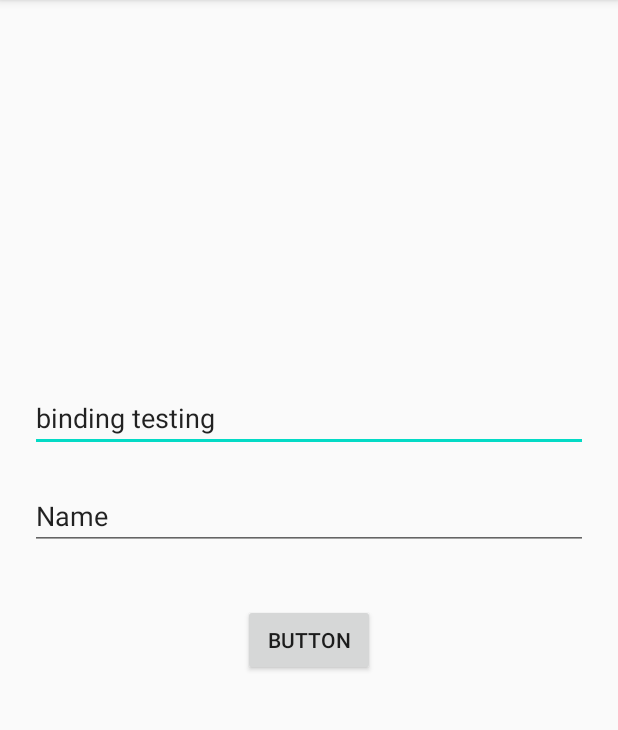
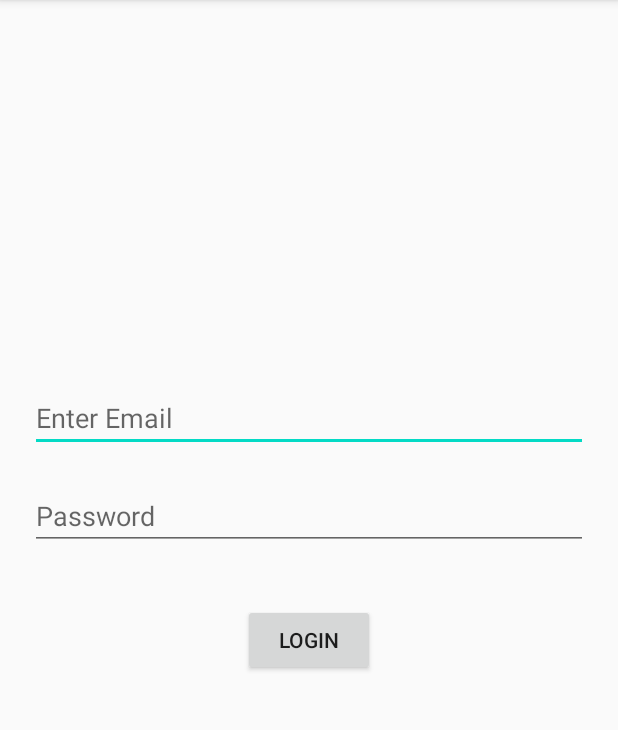
Before and after one commit to masum43/Android_MVVM_Basic, an Android app: the screen it shows after launch (MainActivity), on a phone screen of 412 x 824 dp, the part 84-814 px from its top. Run offline under Robolectric (Android 15) with nearby library versions, the phone set to English and light mode, and no system bars; our stand-ins replace data binding; 1 statement that could not run was skipped.

Commit message:
MVVM basic - Java

```diff
--- a/app/build.gradle
+++ b/app/build.gradle
@@ -34,5 +34,4 @@ dependencies {
     testImplementation 'junit:junit:4.12'
     androidTestImplementation 'androidx.test.ext:junit:1.1.2'
     androidTestImplementation 'androidx.test.espresso:espresso-core:3.3.0'
-
 }
--- a/app/src/main/AndroidManifest.xml
+++ b/app/src/main/AndroidManifest.xml
@@ -9,7 +9,7 @@
         android:roundIcon="@mipmap/ic_launcher_round"
         android:supportsRtl="true"
         android:theme="@style/AppTheme">
-        <activity android:name=".MainActivity">
+        <activity android:name=".view.MainActivity">
             <intent-filter>
                 <action android:name="android.intent.action.MAIN" />
 
--- a/app/src/main/java/com/example/mvvmbasics/MainActivity.java
+++ /dev/null
@@ -1,21 +0,0 @@
-package com.example.mvvmbasics;
-
-import androidx.appcompat.app.AppCompatActivity;
-
-import android.os.Bundle;
-
-import com.example.mvvmbasics.databinding.ActivityMainBinding;
-
-public class MainActivity extends AppCompatActivity {
-
-    ActivityMainBinding binding;
-
-    @Override
-    protected void onCreate(Bundle savedInstanceState) {
-        super.onCreate(savedInstanceState);
-        binding = ActivityMainBinding.inflate(getLayoutInflater());
-        setContentView(binding.getRoot());
-
-        binding.editTextTextPersonName.setText("binding testing");
-    }
-}
--- /dev/null
+++ b/app/src/main/java/com/example/mvvmbasics/model/User.java
@@ -0,0 +1,32 @@
+package com.example.mvvmbasics.model;
+
+
+public class User {
+    private String email;
+    private String password;
+
+    public User(String email, String password) {
+        this.email = email;
+        this.password = password;
+    }
+
+    public void setEmail(String email) {
+        this.email = email;
+    }
+
+
+    public String getEmail() {
+        return email;
+    }
+
+    public void setPassword(String password) {
+        this.password = password;
+    }
+
+
+    public String getPassword() {
+        return password;
+    }
+
+
+}
--- /dev/null
+++ b/app/src/main/java/com/example/mvvmbasics/view/MainActivity.java
@@ -0,0 +1,34 @@
+package com.example.mvvmbasics.view;
+
+
+import android.os.Bundle;
+import android.view.View;
+import android.widget.Toast;
+
+import androidx.appcompat.app.AppCompatActivity;
+import androidx.databinding.BindingAdapter;
+import androidx.databinding.DataBindingUtil;
+
+import com.example.mvvmbasics.R;
+import com.example.mvvmbasics.databinding.ActivityMainBinding;
+import com.example.mvvmbasics.viewmodel.LoginViewModel;
+
+
+public class MainActivity extends AppCompatActivity {
+
+    @Override
+    protected void onCreate(Bundle savedInstanceState) {
+        super.onCreate(savedInstanceState);
+        ActivityMainBinding activityMainBinding = DataBindingUtil.setContentView(this, R.layout.activity_main);
+        activityMainBinding.setViewModel(new LoginViewModel());
+
+        activityMainBinding.executePendingBindings();
+
+    }
+
+    @BindingAdapter({"toastMessage"})
+    public static void runMe(View view, String message) {
+        if (message != null)
+            Toast.makeText(view.getContext(), message, Toast.LENGTH_SHORT).show();
+    }
+}
--- /dev/null
+++ b/app/src/main/java/com/example/mvvmbasics/viewmodel/LoginViewModel.java
@@ -0,0 +1,69 @@
+package com.example.mvvmbasics.viewmodel;
+
+import android.text.TextUtils;
+import android.util.Patterns;
+
+import androidx.databinding.BaseObservable;
+import androidx.databinding.Bindable;
+import androidx.databinding.library.baseAdapters.BR;
+
+import com.example.mvvmbasics.model.User;
+
+public class LoginViewModel extends BaseObservable {
+    private User user;
+
+
+    private String successMessage = "Login was successful";
+    private String errorMessage = "Email or Password not valid";
+
+    @Bindable
+    private String toastMessage = null;
+
+
+    public String getToastMessage() {
+        return toastMessage;
+    }
+
+
+    private void setToastMessage(String toastMessage) {
+
+        this.toastMessage = toastMessage;
+        notifyPropertyChanged(BR.toastMessage);
+    }
+
+
+    public void setUserEmail(String email) {
+        user.setEmail(email);
+        notifyPropertyChanged(BR.userEmail);
+    }
+
+    @Bindable
+    public String getUserEmail() {
+        return user.getEmail();
+    }
+
+    @Bindable
+    public String getUserPassword() {
+        return user.getPassword();
+    }
+
+    public void setUserPassword(String password) {
+        user.setPassword(password);
+        notifyPropertyChanged(BR.userPassword);
+    }
+
+    public LoginViewModel() {
+        user = new User("","");
+    }
+
+    public void onLoginClicked() {
+        if (isInputDataValid())
+            setToastMessage(successMessage);
+        else
+            setToastMessage(errorMessage);
+    }
+
+    public boolean isInputDataValid() {
+        return !TextUtils.isEmpty(getUserEmail()) && Patterns.EMAIL_ADDRESS.matcher(getUserEmail()).matches() && getUserPassword().length() > 5;
+    }
+}
--- a/app/src/main/res/layout/activity_main.xml
+++ b/app/src/main/res/layout/activity_main.xml
@@ -2,49 +2,61 @@
 <layout
     xmlns:android="http://schemas.android.com/apk/res/android"
     xmlns:app="http://schemas.android.com/apk/res-auto"
-    xmlns:tools="http://schemas.android.com/tools"
+    xmlns:bind="http://schemas.android.com/tools"
     >
+
+    <data>
+        <variable
+            name="viewModel"
+            type="com.example.mvvmbasics.viewmodel.LoginViewModel" />
+    </data>
+
     <androidx.constraintlayout.widget.ConstraintLayout
         android:layout_width="match_parent"
         android:layout_height="match_parent"
         android:padding="20dp"
-        tools:context=".MainActivity">
+        >
 
 
         <EditText
-            android:id="@+id/editTextTextPersonName"
+            android:id="@+id/emailEt"
             android:layout_width="match_parent"
             android:layout_height="wrap_content"
             android:layout_marginTop="236dp"
             android:ems="10"
-            android:inputType="textPersonName"
-            android:text="Name"
+            android:inputType="textEmailAddress"
+            android:hint="Enter Email"
+            android:text="@={viewModel.userEmail}"
             app:layout_constraintEnd_toEndOf="parent"
             app:layout_constraintHorizontal_bias="0.497"
             app:layout_constraintStart_toStartOf="parent"
             app:layout_constraintTop_toTopOf="parent" />
 
         <EditText
-            android:id="@+id/editTextTextPersonName2"
+            android:id="@+id/passEt"
             android:layout_width="match_parent"
             android:layout_height="wrap_content"
             android:layout_marginTop="20dp"
             android:ems="10"
-            android:inputType="textPersonName"
-            android:text="Name"
-            app:layout_constraintEnd_toEndOf="@+id/editTextTextPersonName"
+            android:inputType="textPassword"
+            android:hint="Password"
+            android:text="@={viewModel.userPassword}"
+            app:layout_constraintEnd_toEndOf="@+id/emailEt"
             app:layout_constraintHorizontal_bias="0.0"
-            app:layout_constraintStart_toStartOf="@+id/editTextTextPersonName"
-            app:layout_constraintTop_toBottomOf="@+id/editTextTextPersonName" />
+            app:layout_constraintStart_toStartOf="@+id/emailEt"
+            app:layout_constraintTop_toBottomOf="@+id/emailEt" />
 
         <Button
             android:id="@+id/button"
             android:layout_width="wrap_content"
             android:layout_height="wrap_content"
             android:layout_marginTop="36dp"
-            android:text="Button"
-            app:layout_constraintEnd_toEndOf="@+id/editTextTextPersonName2"
-            app:layout_constraintStart_toStartOf="@+id/editTextTextPersonName2"
-            app:layout_constraintTop_toBottomOf="@+id/editTextTextPersonName2" />
+            android:text="Login"
+            android:onClick="@{()-> viewModel.onLoginClicked()}"
+            app:layout_constraintEnd_toEndOf="@+id/passEt"
+            app:layout_constraintStart_toStartOf="@+id/passEt"
+            app:layout_constraintTop_toBottomOf="@+id/passEt"
+            bind:toastMessage="@{viewModel.toastMessage}"
+            />
     </androidx.constraintlayout.widget.ConstraintLayout>
 </layout>
```
